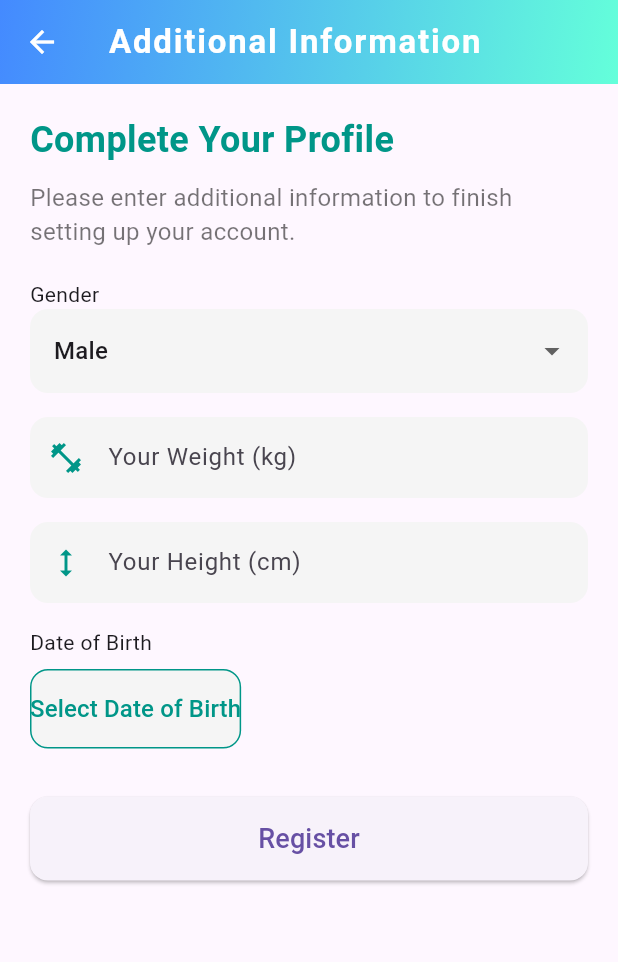
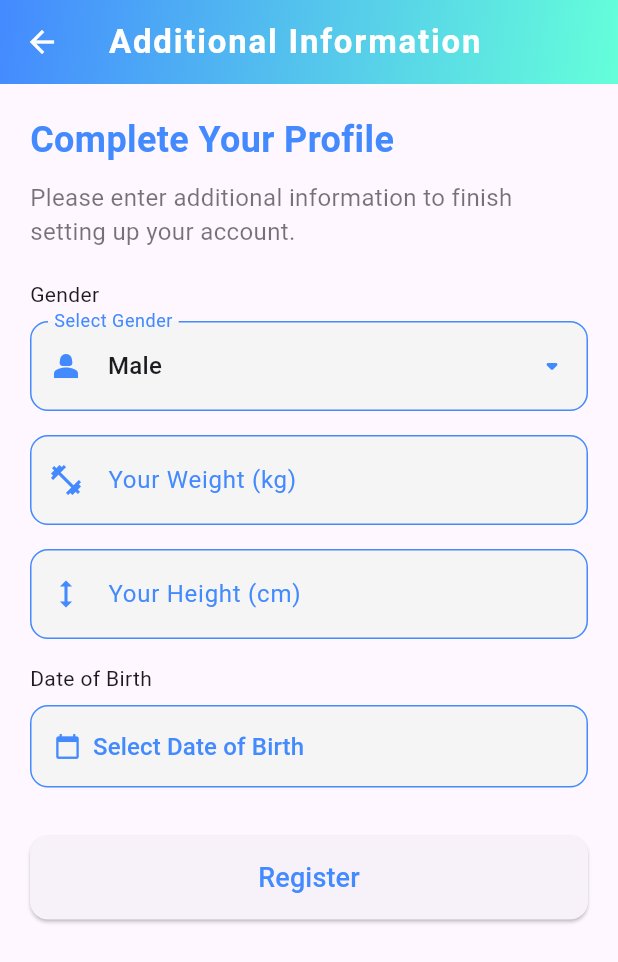
Before and after one commit to Lacesz0123/fitwithus, a Flutter app: the RegisterStep2Screen screen opened directly with empty values, on a phone screen of 412 x 824 dp. Shown: the top 962 px of the screen. Run offline on Flutter 3.47's test engine with Material 3 defaults, Android fonts, the phone set to English and light mode, and no system bars; our stand-ins replace cloud_firestore, email_validator, firebase_auth, firebase_core, firebase_storage, fl_chart and 3 more; accounts and stored records are empty.

Commit message:
register steps UI updated

```diff
--- a/lib/register/register_step1_screen.dart
+++ b/lib/register/register_step1_screen.dart
@@ -94,7 +94,7 @@ class _RegisterStep1ScreenState extends State<RegisterStep1Screen> {
               style: TextStyle(
                 fontSize: 24,
                 fontWeight: FontWeight.bold,
-                color: Colors.teal,
+                color: Colors.blueAccent,
               ),
             ),
             const SizedBox(height: 10),
@@ -162,7 +162,7 @@ class _RegisterStep1ScreenState extends State<RegisterStep1Screen> {
                 ),
                 child: const Text(
                   "Continue",
-                  style: TextStyle(fontSize: 18),
+                  style: TextStyle(fontSize: 18, color: Colors.blueAccent),
                 ),
               ),
             ),
@@ -188,7 +188,7 @@ class _RegisterStep1ScreenState extends State<RegisterStep1Screen> {
       obscureText: obscureText,
       decoration: InputDecoration(
         hintText: hintText,
-        prefixIcon: Icon(icon, color: Colors.teal),
+        prefixIcon: Icon(icon, color: Colors.blueAccent),
         suffixIcon: isPasswordField
             ? IconButton(
                 icon: Icon(
--- a/lib/register/register_step2_screen.dart
+++ b/lib/register/register_step2_screen.dart
@@ -112,7 +112,7 @@ class _RegisterStep2ScreenState extends State<RegisterStep2Screen> {
                 style: TextStyle(
                   fontSize: 24,
                   fontWeight: FontWeight.bold,
-                  color: Colors.teal,
+                  color: Colors.blueAccent,
                 ),
               ),
               const SizedBox(height: 10),
@@ -125,16 +125,29 @@ class _RegisterStep2ScreenState extends State<RegisterStep2Screen> {
               ),
               const SizedBox(height: 20),
               const Text("Gender"),
+              const SizedBox(height: 8),
               DropdownButtonFormField<String>(
                 value: _selectedGender,
                 decoration: InputDecoration(
+                  labelText: "Select Gender",
+                  labelStyle: const TextStyle(color: Colors.blueAccent),
+                  prefixIcon:
+                      const Icon(Icons.person_2, color: Colors.blueAccent),
                   filled: true,
                   fillColor: Colors.grey[100],
-                  border: OutlineInputBorder(
+                  contentPadding:
+                      const EdgeInsets.symmetric(vertical: 18, horizontal: 12),
+                  enabledBorder: OutlineInputBorder(
+                    borderSide: const BorderSide(color: Colors.blueAccent),
                     borderRadius: BorderRadius.circular(12),
-                    borderSide: BorderSide.none,
+                  ),
+                  focusedBorder: OutlineInputBorder(
+                    borderSide: const BorderSide(color: Colors.teal, width: 2),
+                    borderRadius: BorderRadius.circular(12),
                   ),
                 ),
+                icon: const Icon(Icons.arrow_drop_down_rounded,
+                    color: Colors.blueAccent),
                 items: const [
                   DropdownMenuItem(value: "Male", child: Text("Male")),
                   DropdownMenuItem(value: "Female", child: Text("Female")),
@@ -162,23 +175,30 @@ class _RegisterStep2ScreenState extends State<RegisterStep2Screen> {
               const SizedBox(height: 16),
               const Text("Date of Birth"),
               const SizedBox(height: 8),
-              ElevatedButton(
-                onPressed: () => _selectBirthDate(context),
-                style: ElevatedButton.styleFrom(
-                  backgroundColor: Colors.grey[100],
-                  foregroundColor: Colors.teal,
-                  elevation: 0,
-                  padding: const EdgeInsets.symmetric(vertical: 15),
-                  shape: RoundedRectangleBorder(
-                    borderRadius: BorderRadius.circular(12),
-                    side: const BorderSide(color: Colors.teal),
+              SizedBox(
+                width: double.infinity,
+                child: ElevatedButton.icon(
+                  onPressed: () => _selectBirthDate(context),
+                  icon: const Icon(Icons.calendar_today,
+                      color: Colors.blueAccent),
+                  label: Text(
+                    _birthDate == null
+                        ? "Select Date of Birth"
+                        : _birthDate!.toLocal().toString().split(' ')[0],
+                    style:
+                        const TextStyle(fontSize: 16, color: Colors.blueAccent),
                   ),
-                ),
-                child: Text(
-                  _birthDate == null
-                      ? "Select Date of Birth"
-                      : _birthDate!.toLocal().toString().split(' ')[0],
-                  style: const TextStyle(fontSize: 16),
+                  style: ElevatedButton.styleFrom(
+                    backgroundColor: Colors.grey[100],
+                    elevation: 0,
+                    alignment: Alignment.centerLeft,
+                    padding: const EdgeInsets.symmetric(
+                        vertical: 16, horizontal: 16),
+                    shape: RoundedRectangleBorder(
+                      borderRadius: BorderRadius.circular(12),
+                      side: const BorderSide(color: Colors.blueAccent),
+                    ),
+                  ),
                 ),
               ),
               const SizedBox(height: 16),
@@ -200,7 +220,7 @@ class _RegisterStep2ScreenState extends State<RegisterStep2Screen> {
                   ),
                   child: const Text(
                     "Register",
-                    style: TextStyle(fontSize: 18),
+                    style: TextStyle(fontSize: 18, color: Colors.blueAccent),
                   ),
                 ),
               ),
@@ -220,16 +240,22 @@ class _RegisterStep2ScreenState extends State<RegisterStep2Screen> {
     return TextField(
       controller: controller,
       keyboardType: keyboardType,
+      style: const TextStyle(fontSize: 16),
       decoration: InputDecoration(
-        hintText: hintText,
-        prefixIcon: Icon(icon, color: Colors.teal),
+        labelText: hintText,
+        labelStyle: const TextStyle(color: Colors.blueAccent),
+        prefixIcon: Icon(icon, color: Colors.blueAccent),
         filled: true,
         fillColor: Colors.grey[100],
         contentPadding:
-            const EdgeInsets.symmetric(vertical: 15, horizontal: 10),
-        border: OutlineInputBorder(
+            const EdgeInsets.symmetric(vertical: 18, horizontal: 12),
+        enabledBorder: OutlineInputBorder(
+          borderSide: const BorderSide(color: Colors.blueAccent),
           borderRadius: BorderRadius.circular(12),
-          borderSide: BorderSide.none,
+        ),
+        focusedBorder: OutlineInputBorder(
+          borderSide: const BorderSide(color: Colors.teal, width: 2),
+          borderRadius: BorderRadius.circular(12),
         ),
       ),
     );
```
